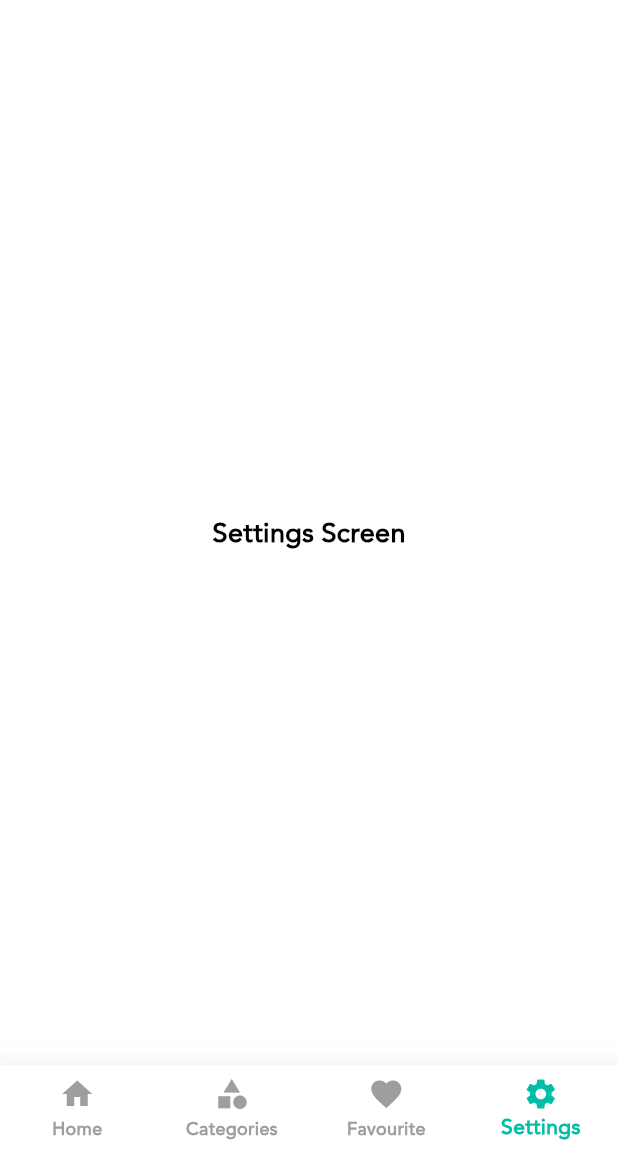
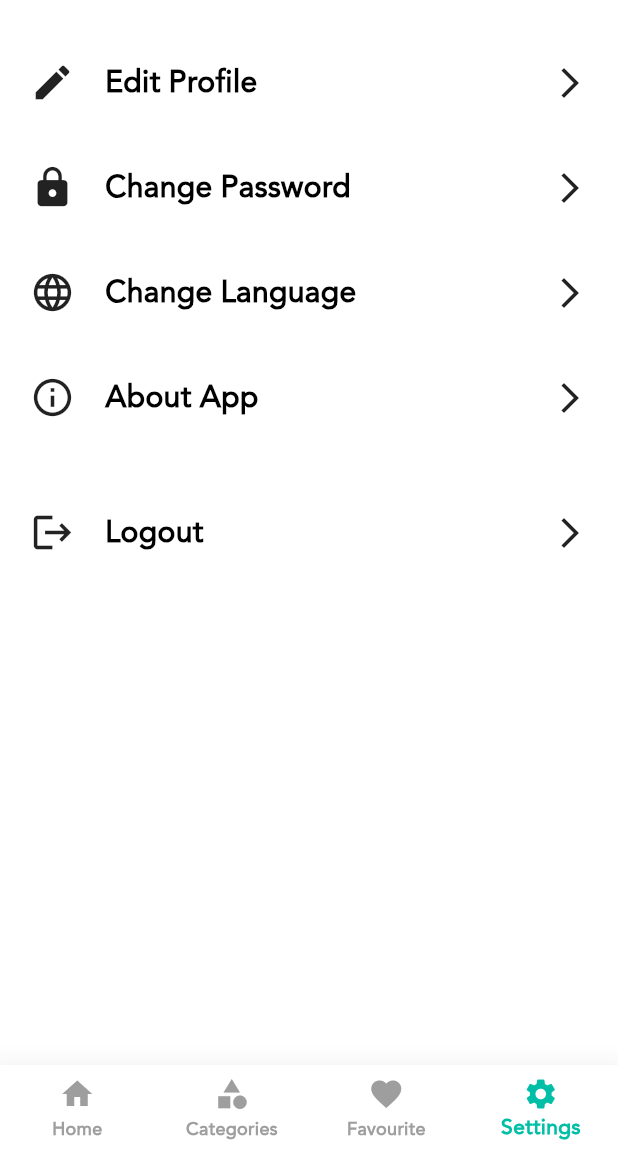
Before and after one commit to Andrewaziz99/Flutter_Course_Shop_App, a Flutter app: the ShopLayout screen opened directly, item 4 of the bottom bar chosen, on a phone screen of 412 x 824 dp, the part 84-1236 px from its top. Run offline on Flutter 3.47's test engine with Material 3 defaults, Android fonts, the phone set to English and light mode, and no system bars; our stand-ins replace bloc, carousel_slider, cherry_toast, conditional_builder_null_safety, dio, flutter_bloc and 2 more; accounts and stored records are empty; network calls fail.

Commit message:
Update Settings Screen

```diff
--- a/lib/modules/settings/settings_screen.dart
+++ b/lib/modules/settings/settings_screen.dart
@@ -1,10 +1,69 @@
 import 'package:flutter/material.dart';
+import 'package:souqy/modules/profile/edit_profile_screen.dart';
+import 'package:souqy/shared/components/components.dart';
+import 'package:souqy/shared/components/constants.dart';
 
 class SettingsScreen extends StatelessWidget {
-
   @override
   Widget build(BuildContext context) {
-    return Center(
-      child: Text('Settings Screen'),);
+    return Column(
+      children: [
+        const SizedBox(
+          height: 20.0,
+        ),
+        buildSettingItem(
+          icon: Icons.edit,
+          text: 'Edit Profile',
+          function: () {
+            navigateTo(context, EditProfileScreen());
+          },
+        ),
+        buildSettingItem(
+          icon: Icons.lock,
+          text: 'Change Password',
+          function: () {},
+        ),
+        buildSettingItem(
+          icon: Icons.language,
+          text: 'Change Language',
+          function: () {},
+        ),
+        buildSettingItem(
+          icon: Icons.info_outline,
+          text: 'About App',
+          function: () {
+            showAboutDialog(
+              context: context,
+              applicationName: 'Souqy',
+              applicationVersion: '1.0.0',
+              applicationIcon: Image.asset(
+                'assets/onboarding/onboarding_00.png',
+                width: 50.0,
+                height: 50.0,
+              ),
+              applicationLegalese: '© 2024 Andrew Aziz',
+              children: [
+                const Text(
+                  'Souqy is a mobile application that allows you to shop and buy products online.',
+                ),
+              ],
+            );
+          },
+        ),
+        const SizedBox(
+          height: 20.0,
+        ),
+        buildSettingItem(
+          icon: Icons.logout,
+          text: 'Logout',
+          function: () {
+            signOut(context);
+          },
+        ),
+      ],
+    );
   }
+
+
+
 }
```
